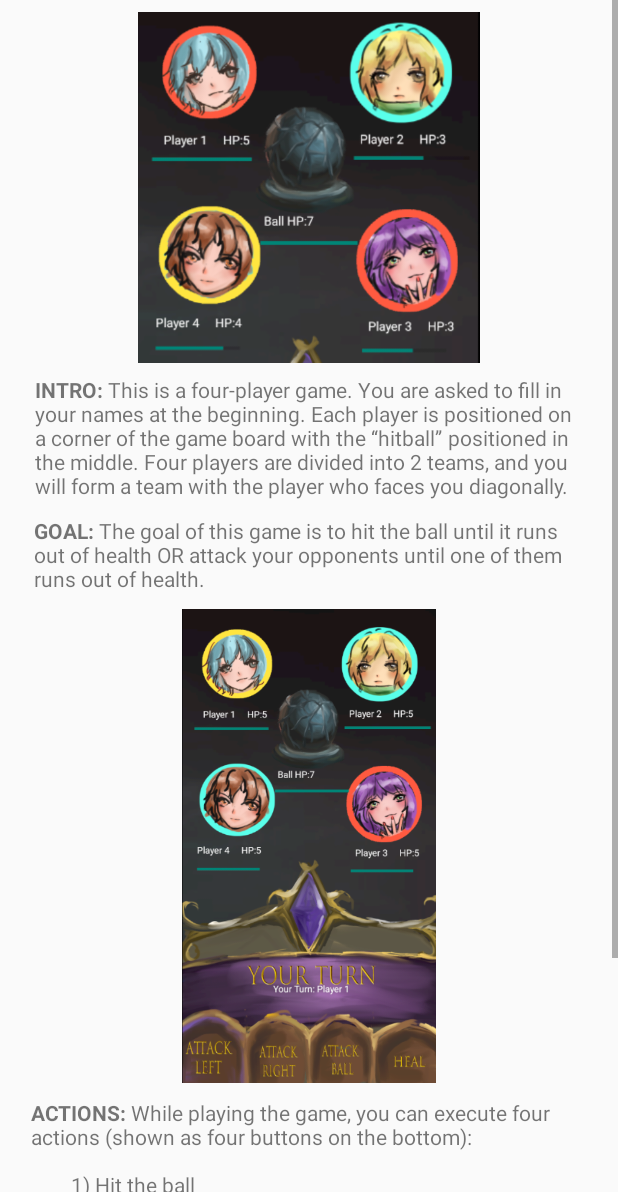
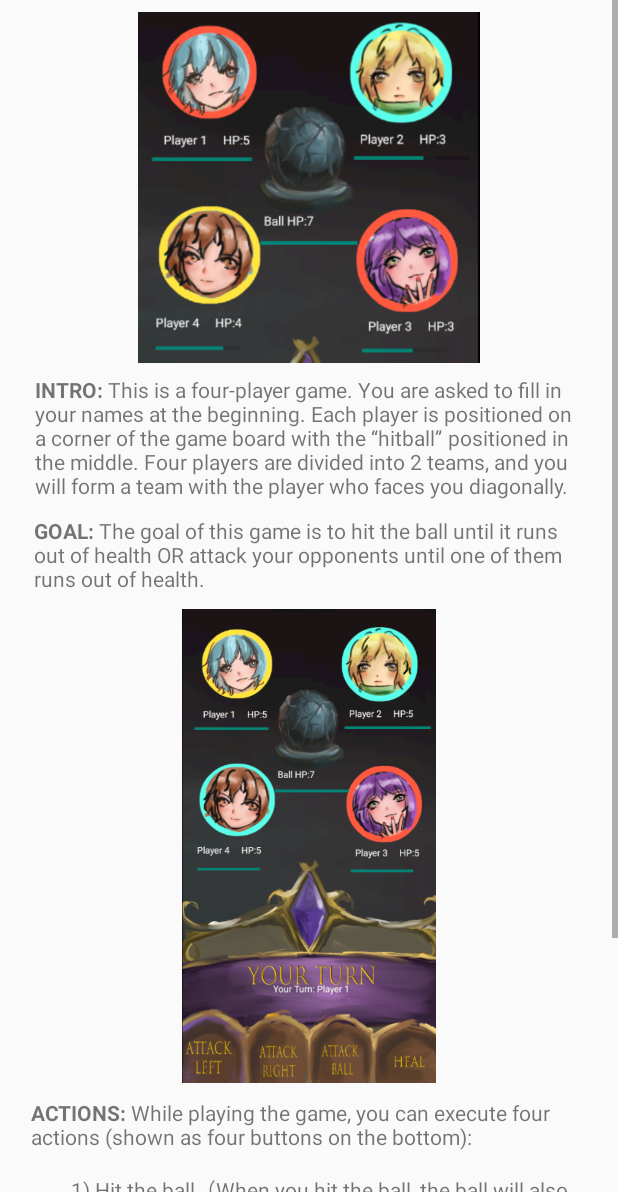
Before and after one commit to MJumbrella/HitBall-App, an Android app: the Tutorial screen opened directly, with no data from a screen before it, on a phone screen of 412 x 824 dp, the part 44-1236 px from its top. Run offline under Robolectric (Android 15) with nearby library versions, the light colour scheme and no system bars.

Commit message:
small fix

```diff
--- a/app/src/main/res/values/strings.xml
+++ b/app/src/main/res/values/strings.xml
@@ -2,7 +2,7 @@
     <string name="app_name">HitBall</string>
     <string name="intro"><b>INTRO: </b>This is a four-player game. You are asked to fill in your names at the beginning. Each player is positioned on a corner of the game board with the “hitball” positioned in the middle. Four players are divided into 2 teams, and you will form a team with the player who faces you diagonally.</string>
     <string name="goal"><b>GOAL: </b>The goal of this game is to hit the ball until it runs out of health OR attack your opponents until one of them runs out of health.</string>
-    <string name="actions"><b>ACTIONS: </b>While playing the game, you can execute four actions (shown as four buttons on the bottom):\n\n\t\t1) Hit the ball\n\t\t2) Attack your opponent on the right\n\t\t3) Attack your opponent on the left\n\t\t4) Heal your friend (you cannot heal yourself, unfortunately:(</string>
+    <string name="actions"><b>ACTIONS: </b>While playing the game, you can execute four actions (shown as four buttons on the bottom):\n\n\t\t1) Hit the ball（When you hit the ball, the ball will also attack you.\n\t\t2) Attack your opponent on the right\n\t\t3) Attack your opponent on the left\n\t\t4) Heal your friend (you cannot heal yourself, unfortunately:(</string>
     <string name="buff"><b>BUFF: </b>When a player’s health points is less than and equal to 2, the player could hit the ball with double the strength.</string>
     <string name="welcome_message"><b>Hi! Welcome to the Hitball tutorial!</b></string>
 </resources>
```
